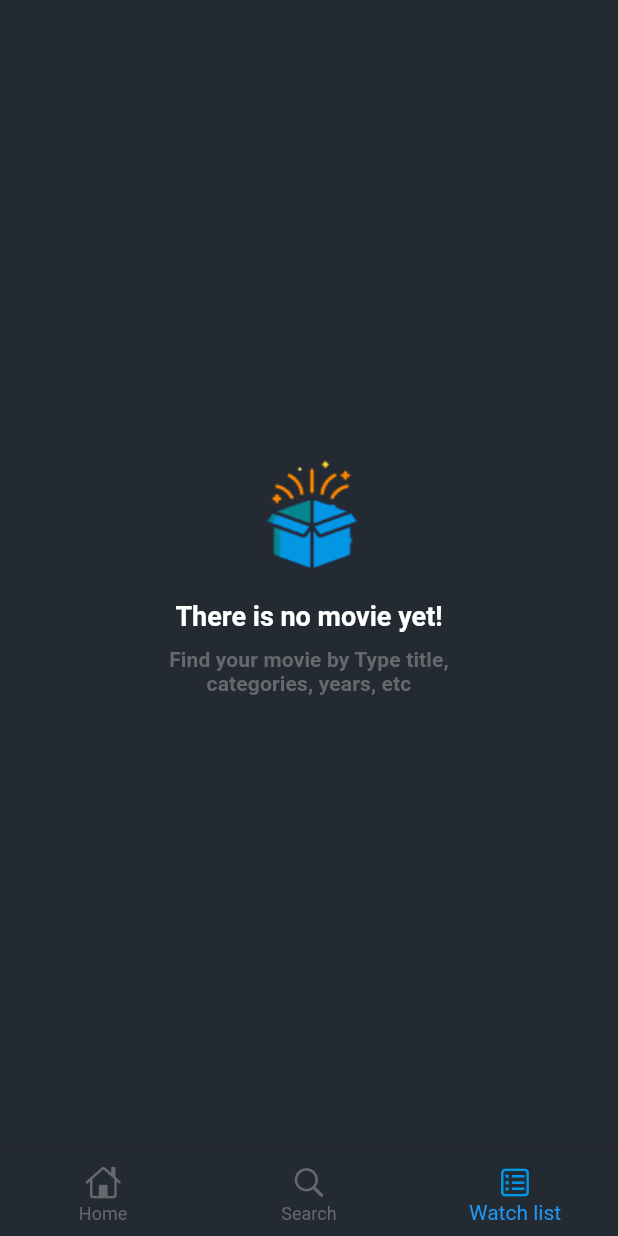
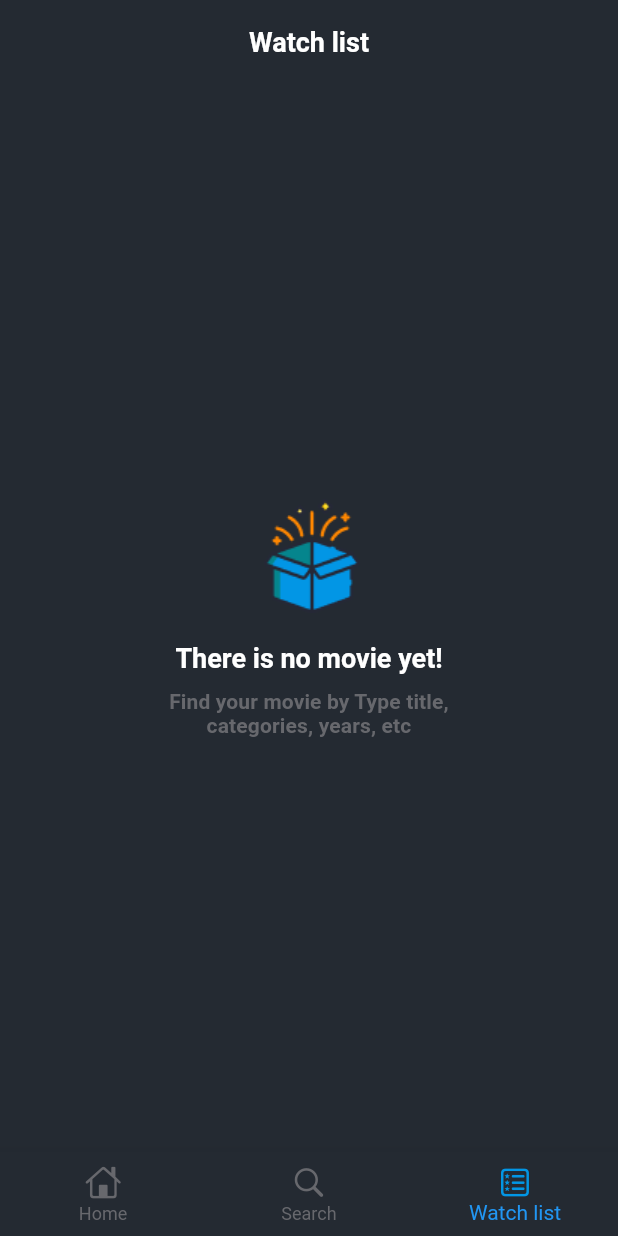
Before and after one commit to mahdinaghikhanii/movie-series, a Flutter app: the screen it shows after launch, item 3 of the bottom bar chosen, on a phone screen of 412 x 824 dp. Run offline on Flutter 3.47's test engine with Material 2 defaults, Android fonts, the phone set to English and light mode, and no system bars; our stand-ins replace cached_network_image, dio, equatable, flutter_bloc, flutter_native_splash, loading_animation_widget; network calls fail.

Commit message:
create empty state search screen and watch list and loadign widgets

```diff
--- a/lib/main.dart
+++ b/lib/main.dart
@@ -18,6 +18,8 @@ class MyApp extends StatelessWidget {
         title: 'Movie series',
         debugShowCheckedModeBanner: false,
         theme: ThemeData(
+            appBarTheme: const AppBarTheme(
+                backgroundColor: LightThemeColor.scafoldBackGroundColor),
             textTheme: const TextTheme(
                 titleSmall: TextStyle(
                     color: Colors.white,
--- a/lib/ui/whatch_list/whatch_list.dart
+++ b/lib/ui/whatch_list/whatch_list.dart
@@ -7,6 +7,15 @@ class WhatchListScreen extends StatelessWidget {
   @override
   Widget build(BuildContext context) {
     return Scaffold(
+      appBar: AppBar(
+        centerTitle: true,
+        title: Text(
+          'Watch list',
+          style:
+              Theme.of(context).textTheme.titleMedium!.copyWith(fontSize: 18),
+        ),
+        elevation: 0,
+      ),
       body: Center(
         child: Column(
           mainAxisAlignment: MainAxisAlignment.center,
--- a/pubspec.yaml
+++ b/pubspec.yaml
@@ -40,6 +40,7 @@ dependencies:
   flutter_bloc: ^8.1.1
   equatable: ^2.0.5
   cached_network_image: ^3.2.2
+  loading_animation_widget: ^1.2.0+4
 
 dev_dependencies:
   flutter_test:
```
Also changed, not shown: lib/ui/home/home.dart (+4 -12 lines), lib/ui/search/search.dart (+9 -0 lines), lib/ui/widgets/loading.dart (added, +17 -0 lines), pubspec.lock.
